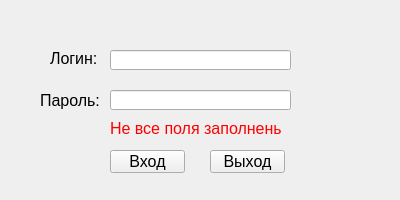
belsanku/DataBaseQt, file loginform.ui: the form before one commit.
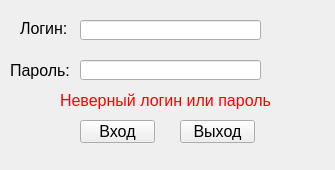
The form after the commit. Icons and pictures are not drawn.

The edit to the form file:
```diff
--- a/loginform.ui
+++ b/loginform.ui
@@ -6,20 +6,20 @@
    <rect>
     <x>0</x>
     <y>0</y>
-    <width>400</width>
-    <height>200</height>
+    <width>335</width>
+    <height>170</height>
    </rect>
   </property>
   <property name="minimumSize">
    <size>
-    <width>400</width>
-    <height>200</height>
+    <width>335</width>
+    <height>170</height>
    </size>
   </property>
   <property name="maximumSize">
    <size>
-    <width>400</width>
-    <height>200</height>
+    <width>335</width>
+    <height>170</height>
    </size>
   </property>
   <property name="windowTitle">
@@ -28,8 +28,8 @@
   <widget class="QPushButton" name="OkayButton">
    <property name="geometry">
     <rect>
-     <x>110</x>
-     <y>150</y>
+     <x>80</x>
+     <y>120</y>
      <width>75</width>
      <height>23</height>
     </rect>
@@ -46,8 +46,8 @@
   <widget class="QPushButton" name="CancelButton">
    <property name="geometry">
     <rect>
-     <x>210</x>
-     <y>150</y>
+     <x>180</x>
+     <y>120</y>
      <width>75</width>
      <height>23</height>
     </rect>
@@ -64,8 +64,8 @@
   <widget class="QLineEdit" name="LoginLine">
    <property name="geometry">
     <rect>
-     <x>110</x>
-     <y>50</y>
+     <x>80</x>
+     <y>20</y>
      <width>181</width>
      <height>20</height>
     </rect>
@@ -79,8 +79,8 @@
   <widget class="QLineEdit" name="PasswordLine">
    <property name="geometry">
     <rect>
-     <x>110</x>
-     <y>90</y>
+     <x>80</x>
+     <y>60</y>
      <width>181</width>
      <height>20</height>
     </rect>
@@ -94,8 +94,8 @@
   <widget class="QLabel" name="LoginLabel">
    <property name="geometry">
     <rect>
-     <x>50</x>
-     <y>50</y>
+     <x>20</x>
+     <y>20</y>
      <width>51</width>
      <height>16</height>
     </rect>
@@ -112,8 +112,8 @@
   <widget class="QLabel" name="PasswordLabel">
    <property name="geometry">
     <rect>
-     <x>40</x>
-     <y>90</y>
+     <x>10</x>
+     <y>60</y>
      <width>61</width>
      <height>21</height>
     </rect>
@@ -130,10 +130,10 @@
   <widget class="QLabel" name="ErrorLabel">
    <property name="geometry">
     <rect>
-     <x>110</x>
-     <y>120</y>
-     <width>171</width>
-     <height>16</height>
+     <x>60</x>
+     <y>90</y>
+     <width>221</width>
+     <height>20</height>
     </rect>
    </property>
    <property name="font">
@@ -145,7 +145,7 @@
     <string notr="true">color:rgb(255, 0, 0)</string>
    </property>
    <property name="text">
-    <string>Не все поля заполнены</string>
+    <string>Неверный логин или пароль</string>
    </property>
   </widget>
  </widget>
```
Left out of the diff: 8 changed lines with no effect on the pictures.
